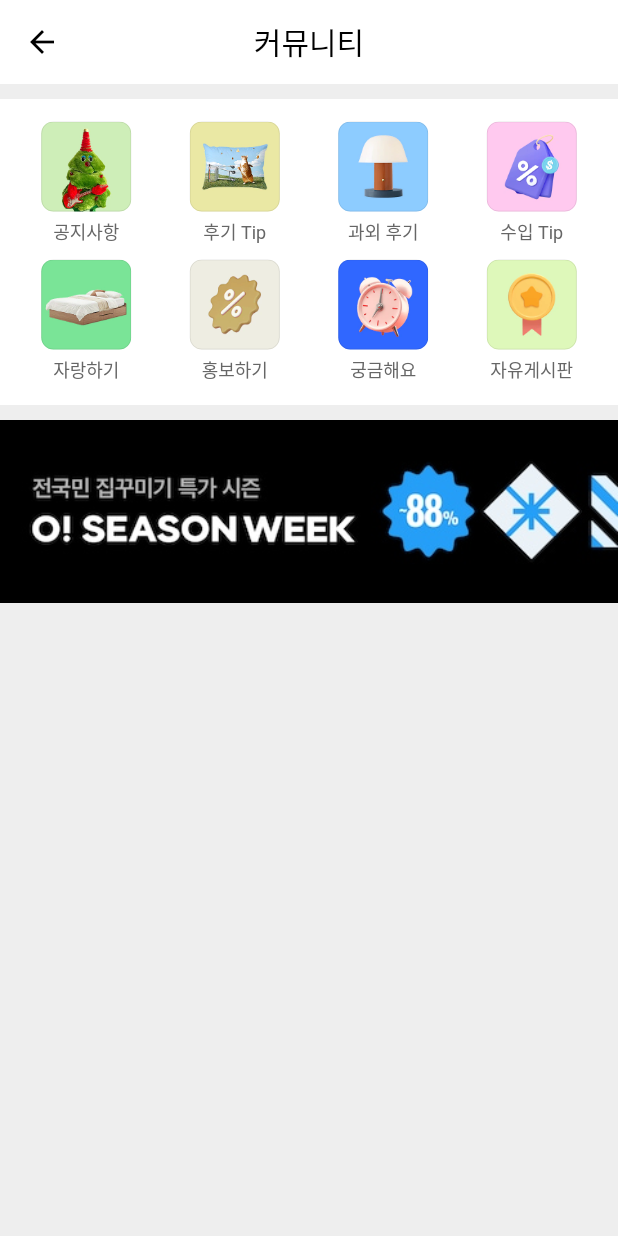
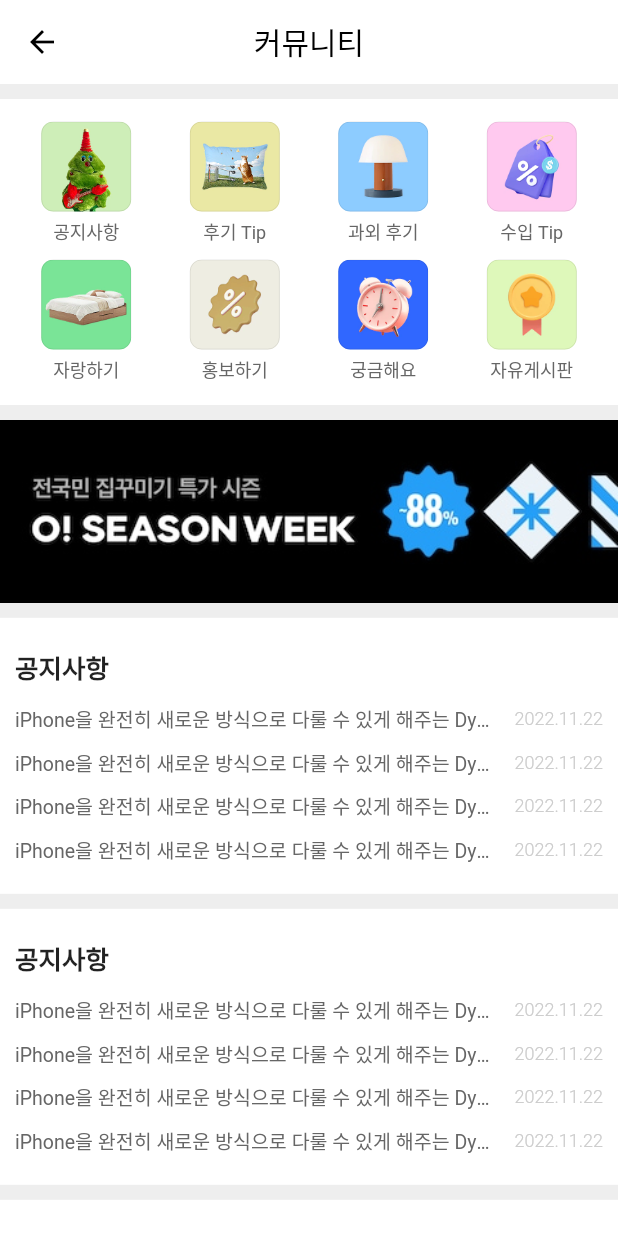
Before and after one commit to mkp0131/muljipsa, a Flutter app: the MyPageLayout screen opened directly, on a phone screen of 412 x 824 dp. Run offline on Flutter 3.47's test engine with Material 2 defaults, Android fonts, the light colour scheme and no system bars.

Commit message:
테스트

```diff
--- a/lib/layout/my_page_layout.dart
+++ b/lib/layout/my_page_layout.dart
@@ -22,6 +22,7 @@ class MyPageLayout extends StatelessWidget {
         elevation: 0, // boxshadow 없애기
       ),
       body: SafeArea(
+        bottom: false,
         child: Column(
           crossAxisAlignment: CrossAxisAlignment.stretch,
           children: [
--- a/lib/main.dart
+++ b/lib/main.dart
@@ -51,6 +51,7 @@ class MyApp extends StatelessWidget {
         '/invite_friend': (context) => InviteFriend(),
         // 커뮤니티
         '/community': (context) => CommunityScreen(),
+        '/boarder': (context) => CommunityScreen(),
       },
     );
   }
--- /dev/null
+++ b/lib/screen/boarder_screen.dart
@@ -0,0 +1,10 @@
+import 'package:flutter/material.dart';
+
+class Boarder extends StatelessWidget {
+  const Boarder({Key? key}) : super(key: key);
+
+  @override
+  Widget build(BuildContext context) {
+    return Text('d');
+  }
+}
--- a/lib/screen/community_screen.dart
+++ b/lib/screen/community_screen.dart
@@ -15,7 +15,8 @@ class _Content extends StatelessWidget {
 
   @override
   Widget build(BuildContext context) {
-    return Column(
+    return SingleChildScrollView(
+      child: Column(
         children: [
           _MainMenuList(),
           SizedBox(
@@ -25,7 +26,20 @@ class _Content extends StatelessWidget {
           SizedBox(
             height: 10.0,
           ),
+          _BoarderBox(),
+          SizedBox(
+            height: 10,
+          ),
+          _BoarderBox(),
+          SizedBox(
+            height: 10,
+          ),
+          _BoarderBox(),
+          SizedBox(
+            height: 10,
+          ),
         ],
+      ),
     );
   }
 }
@@ -81,7 +95,7 @@ class _MainMenuList extends StatelessWidget {
               ],
             ),
           ),
-        )
+        ),
       ],
     );
   }
@@ -143,3 +157,69 @@ class _BannerSection extends StatelessWidget {
     );
   }
 }
+
+class _BoarderBox extends StatelessWidget {
+  const _BoarderBox({Key? key}) : super(key: key);
+
+  @override
+  Widget build(BuildContext context) {
+    return Container(
+      color: Colors.white,
+      child: Padding(
+        padding: const EdgeInsets.symmetric(horizontal: 10, vertical: 20),
+        child: Column(
+          crossAxisAlignment: CrossAxisAlignment.stretch,
+          children: [
+            Text(
+              '공지사항',
+              style: TextStyle(
+                fontSize: 17,
+                fontWeight: FontWeight.w700,
+              ),
+            ),
+            SizedBox(
+              height: 3,
+            ),
+            _BoarderItem(),
+            _BoarderItem(),
+            _BoarderItem(),
+            _BoarderItem(),
+          ],
+        ),
+      ),
+    );
+  }
+
+  Widget _BoarderItem() {
+    return Container(
+      child: Padding(
+        padding: const EdgeInsets.fromLTRB(0, 10, 0, 0),
+        child: Row(
+          crossAxisAlignment: CrossAxisAlignment.center,
+          children: [
+            Flexible(
+              child: Text(
+                'iPhone을 완전히 새로운 방식으로 다룰 수 있게 해주는 Dynamic Island',
+                overflow: TextOverflow.ellipsis,
+                style: TextStyle(
+                  fontSize: 13,
+                  color: Color(0xff666666),
+                ),
+              ),
+            ),
+            SizedBox(
+              width: 10,
+            ),
+            Text(
+              '2022.11.22',
+              style: TextStyle(
+                  fontSize: 12,
+                  color: Color(0xffcccccc),
+                  fontWeight: FontWeight.w300),
+            ),
+          ],
+        ),
+      ),
+    );
+  }
+}
```
Lines whose indentation alone changed are shown as unchanged.
